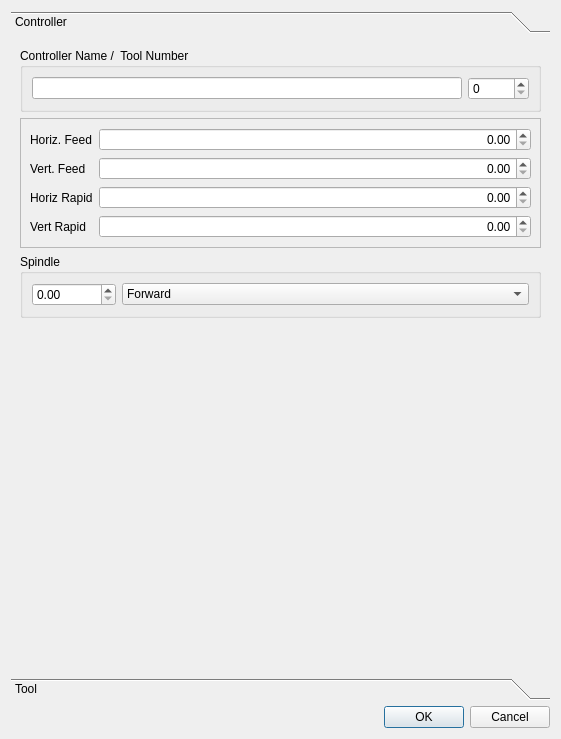
Above: src/Mod/CAM/Gui/Resources/panels/DlgToolControllerEdit.ui from southseact-3d/fcd before the change. Below: the same form after it.
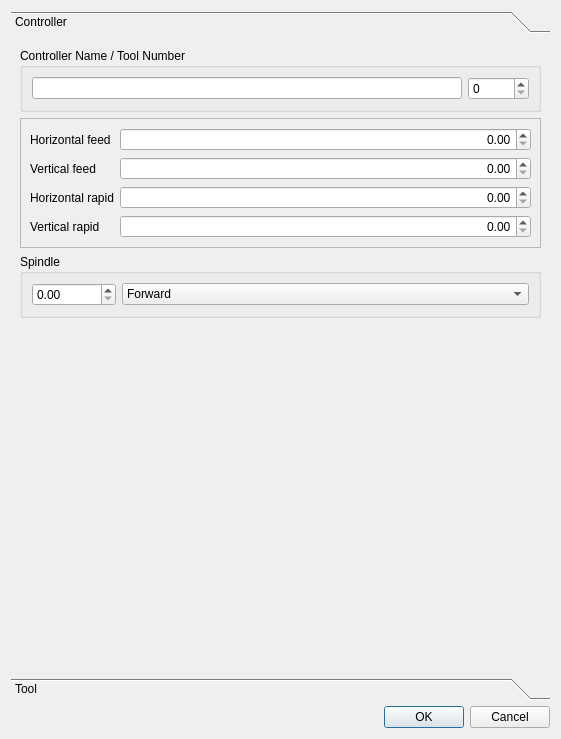
That is the form after the change. Custom widgets are drawn as their Qt base class.

```diff
--- a/src/Mod/CAM/Gui/Resources/panels/DlgToolControllerEdit.ui
+++ b/src/Mod/CAM/Gui/Resources/panels/DlgToolControllerEdit.ui
@@ -32,7 +32,7 @@
        <item>
         <widget class="QGroupBox" name="groupBox_4">
          <property name="title">
-          <string>Controller Name /  Tool Number</string>
+          <string>Controller Name / Tool Number</string>
          </property>
          <layout class="QHBoxLayout" name="horizontalLayout">
           <item>
@@ -64,7 +64,7 @@
           <item row="0" column="0">
            <widget class="QLabel" name="label">
             <property name="text">
-             <string>Horiz. Feed</string>
+             <string>Horizontal feed</string>
             </property>
            </widget>
           </item>
@@ -93,7 +93,7 @@
           <item row="1" column="0">
            <widget class="QLabel" name="label_2">
             <property name="text">
-             <string>Vert. Feed</string>
+             <string>Vertical feed</string>
             </property>
            </widget>
           </item>
@@ -122,7 +122,7 @@
           <item row="2" column="0">
            <widget class="QLabel" name="label_5">
             <property name="text">
-             <string>Horiz Rapid</string>
+             <string>Horizontal rapid</string>
             </property>
            </widget>
           </item>
@@ -151,7 +151,7 @@
           <item row="3" column="0">
            <widget class="QLabel" name="label_4">
             <property name="text">
-             <string>Vert Rapid</string>
+             <string>Vertical rapid</string>
             </property>
            </widget>
           </item>
```
